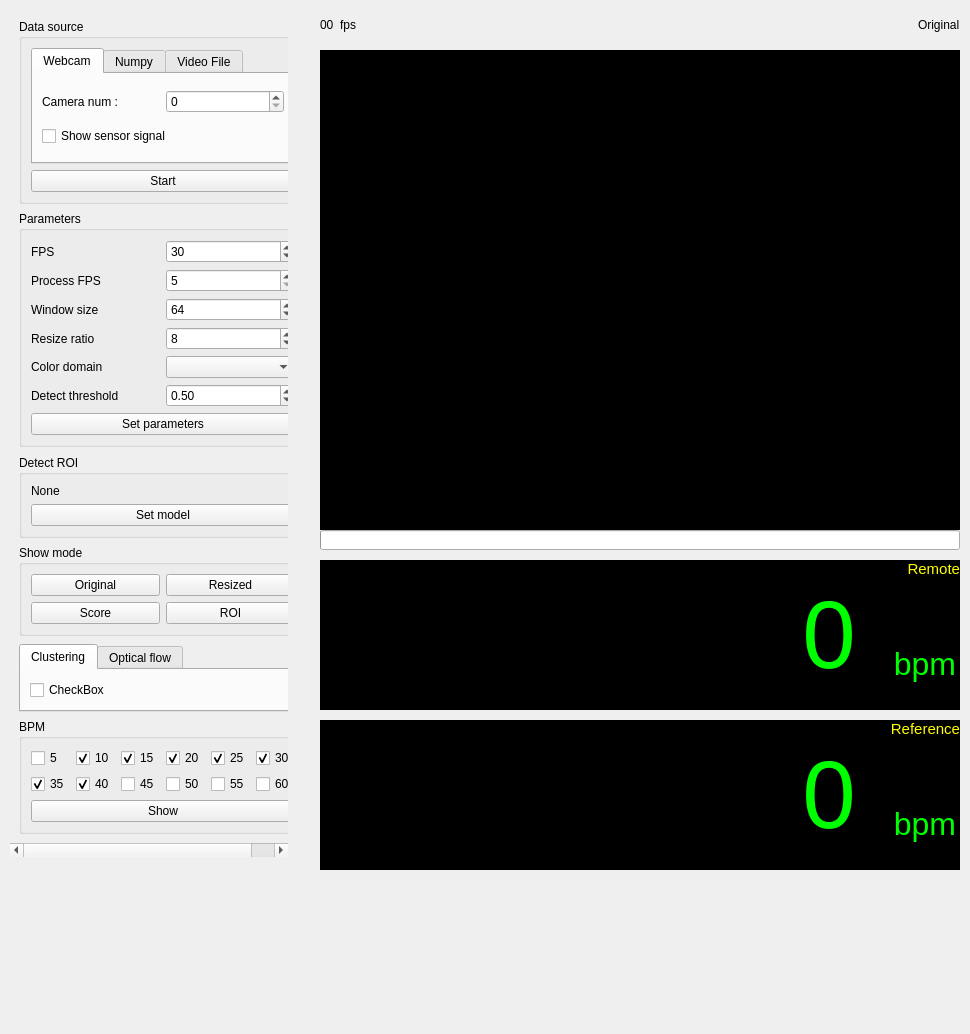
This is ui/motion_ui.ui in hyeonsanghwang/rRSP as Qt 5 draws it before an edit. The edited form follows.
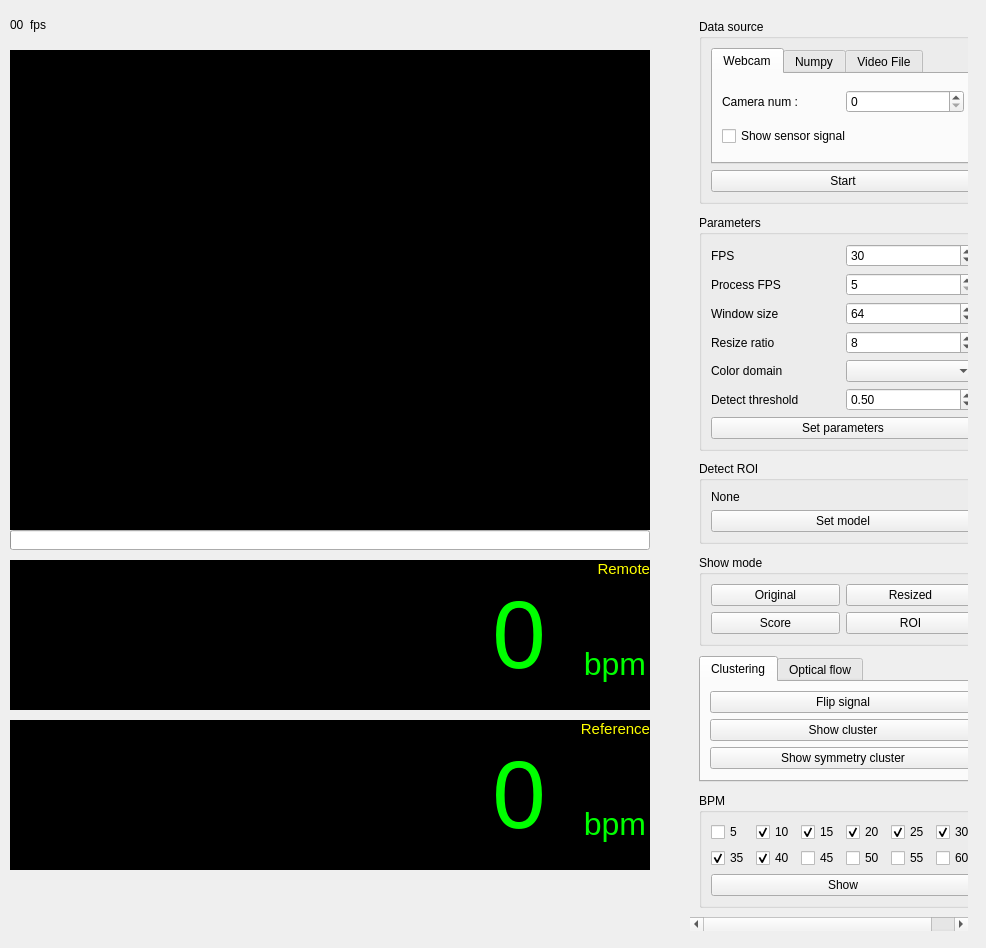
This is the edited form. The open tabs and pages were chosen to show the change.

Patch:
```diff
--- a/ui/motion_ui.ui
+++ b/ui/motion_ui.ui
@@ -6,8 +6,8 @@
    <rect>
     <x>0</x>
     <y>0</y>
-    <width>970</width>
-    <height>1034</height>
+    <width>986</width>
+    <height>948</height>
    </rect>
   </property>
   <property name="sizePolicy">
@@ -23,7 +23,7 @@
    <widget class="QLabel" name="lbl_frame">
     <property name="geometry">
      <rect>
-      <x>320</x>
+      <x>10</x>
       <y>50</y>
       <width>640</width>
       <height>480</height>
@@ -39,10 +39,10 @@
    <widget class="QWidget" name="widget_navigate" native="true">
     <property name="geometry">
      <rect>
-      <x>10</x>
+      <x>690</x>
       <y>10</y>
       <width>278</width>
-      <height>847</height>
+      <height>921</height>
      </rect>
     </property>
     <layout class="QVBoxLayout" name="verticalLayout_5">
@@ -75,7 +75,7 @@
           <x>0</x>
           <y>0</y>
           <width>278</width>
-          <height>847</height>
+          <height>921</height>
          </rect>
         </property>
         <layout class="QVBoxLayout" name="verticalLayout_6">
@@ -464,9 +464,23 @@
             </attribute>
             <layout class="QVBoxLayout" name="verticalLayout_4">
              <item>
-              <widget class="QCheckBox" name="checkBox">
+              <widget class="QPushButton" name="b_clustering_flip">
                <property name="text">
-                <string>CheckBox</string>
+                <string>Flip signal</string>
+               </property>
+              </widget>
+             </item>
+             <item>
+              <widget class="QPushButton" name="b_clustering_show_cluster">
+               <property name="text">
+                <string>Show cluster</string>
+               </property>
+              </widget>
+             </item>
+             <item>
+              <widget class="QPushButton" name="b_clustering_show_symmetry_cluster">
+               <property name="text">
+                <string>Show symmetry cluster</string>
                </property>
               </widget>
              </item>
@@ -625,7 +639,7 @@
    <widget class="QWidget" name="widget_estimated" native="true">
     <property name="geometry">
      <rect>
-      <x>320</x>
+      <x>10</x>
       <y>560</y>
       <width>640</width>
       <height>150</height>
@@ -745,7 +759,7 @@
    <widget class="QWidget" name="widget_reference" native="true">
     <property name="geometry">
      <rect>
-      <x>320</x>
+      <x>10</x>
       <y>720</y>
       <width>640</width>
       <height>150</height>
@@ -862,7 +876,7 @@
    <widget class="QProgressBar" name="progress_bar">
     <property name="geometry">
      <rect>
-      <x>320</x>
+      <x>10</x>
       <y>530</y>
       <width>640</width>
       <height>20</height>
@@ -878,7 +892,7 @@
    <widget class="QWidget" name="widget_status" native="true">
     <property name="geometry">
      <rect>
-      <x>320</x>
+      <x>10</x>
       <y>10</y>
       <width>640</width>
       <height>30</height>
@@ -924,13 +938,6 @@
        </property>
       </spacer>
      </item>
-     <item>
-      <widget class="QLabel" name="lbl_show_mode">
-       <property name="text">
-        <string>Original</string>
-       </property>
-      </widget>
-     </item>
     </layout>
    </widget>
   </widget>
```
Left out of the diff: 11 changed lines with no effect on the pictures.
